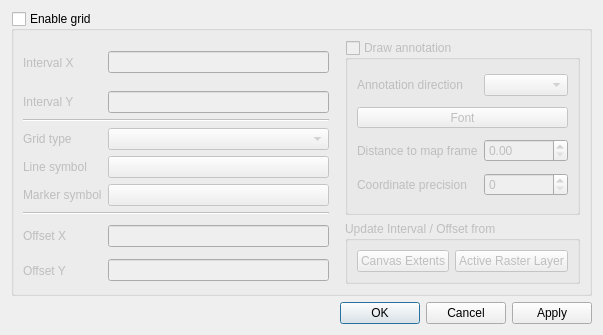
Old version of the form src/ui/qgsdecorationgriddialog.ui in the repository carsmie/QGIS.
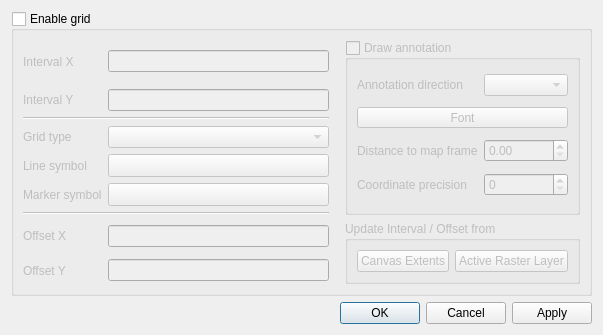
New version of the form. Custom widgets are drawn as their Qt base class.

Commit message: Port decoration buttons to QgsSymbolButton

What changed in the file:
```diff
--- a/src/ui/qgsdecorationgriddialog.ui
+++ b/src/ui/qgsdecorationgriddialog.ui
@@ -180,28 +180,6 @@
         </property>
        </widget>
       </item>
-      <item row="5" column="1">
-       <widget class="QPushButton" name="mLineSymbolButton">
-        <property name="enabled">
-         <bool>false</bool>
-        </property>
-        <property name="sizePolicy">
-         <sizepolicy hsizetype="Minimum" vsizetype="Preferred">
-          <horstretch>0</horstretch>
-          <verstretch>0</verstretch>
-         </sizepolicy>
-        </property>
-        <property name="minimumSize">
-         <size>
-          <width>100</width>
-          <height>0</height>
-         </size>
-        </property>
-        <property name="text">
-         <string/>
-        </property>
-       </widget>
-      </item>
       <item row="6" column="0">
        <widget class="QLabel" name="mMarkerSymbolLabel">
         <property name="text">
@@ -209,28 +187,6 @@
         </property>
        </widget>
       </item>
-      <item row="6" column="1">
-       <widget class="QPushButton" name="mMarkerSymbolButton">
-        <property name="enabled">
-         <bool>false</bool>
-        </property>
-        <property name="sizePolicy">
-         <sizepolicy hsizetype="Minimum" vsizetype="Preferred">
-          <horstretch>0</horstretch>
-          <verstretch>0</verstretch>
-         </sizepolicy>
-        </property>
-        <property name="minimumSize">
-         <size>
-          <width>100</width>
-          <height>0</height>
-         </size>
-        </property>
-        <property name="text">
-         <string/>
-        </property>
-       </widget>
-      </item>
       <item row="7" column="0" colspan="2">
        <widget class="Line" name="line_3">
         <property name="orientation">
@@ -300,6 +256,50 @@
         </property>
        </widget>
       </item>
+      <item row="5" column="1">
+       <widget class="QgsSymbolButton" name="mLineSymbolButton">
+        <property name="enabled">
+         <bool>false</bool>
+        </property>
+        <property name="sizePolicy">
+         <sizepolicy hsizetype="Preferred" vsizetype="Preferred">
+          <horstretch>0</horstretch>
+          <verstretch>0</verstretch>
+         </sizepolicy>
+        </property>
+        <property name="minimumSize">
+         <size>
+          <width>100</width>
+          <height>0</height>
+         </size>
+        </property>
+        <property name="text">
+         <string/>
+        </property>
+       </widget>
+      </item>
+      <item row="6" column="1">
+       <widget class="QgsSymbolButton" name="mMarkerSymbolButton">
+        <property name="enabled">
+         <bool>false</bool>
+        </property>
+        <property name="sizePolicy">
+         <sizepolicy hsizetype="Preferred" vsizetype="Preferred">
+          <horstretch>0</horstretch>
+          <verstretch>0</verstretch>
+         </sizepolicy>
+        </property>
+        <property name="minimumSize">
+         <size>
+          <width>100</width>
+          <height>0</height>
+         </size>
+        </property>
+        <property name="text">
+         <string/>
+        </property>
+       </widget>
+      </item>
      </layout>
      <zorder>mOffsetYEdit</zorder>
      <zorder>mOffsetXEdit</zorder>
@@ -334,6 +334,11 @@
   </layout>
  </widget>
  <customwidgets>
+  <customwidget>
+   <class>QgsSymbolButton</class>
+   <extends>QToolButton</extends>
+   <header>qgssymbolbutton.h</header>
+  </customwidget>
   <customwidget>
    <class>QgsFontButton</class>
    <extends>QToolButton</extends>
```
The commit also changes 8 other files.
